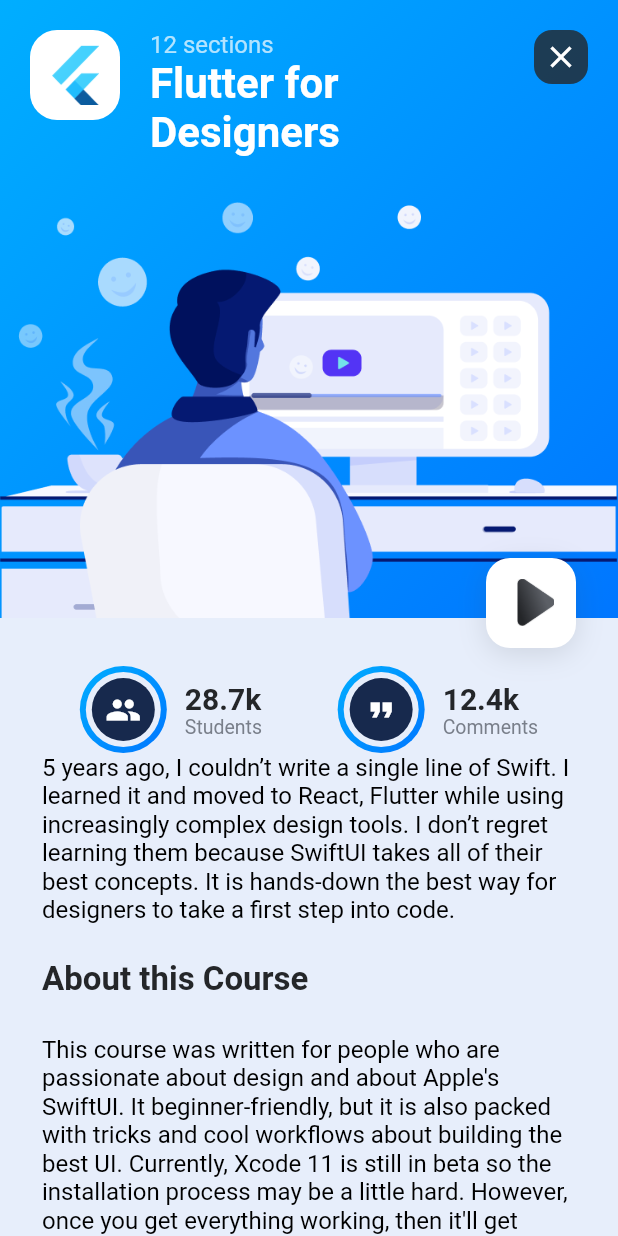
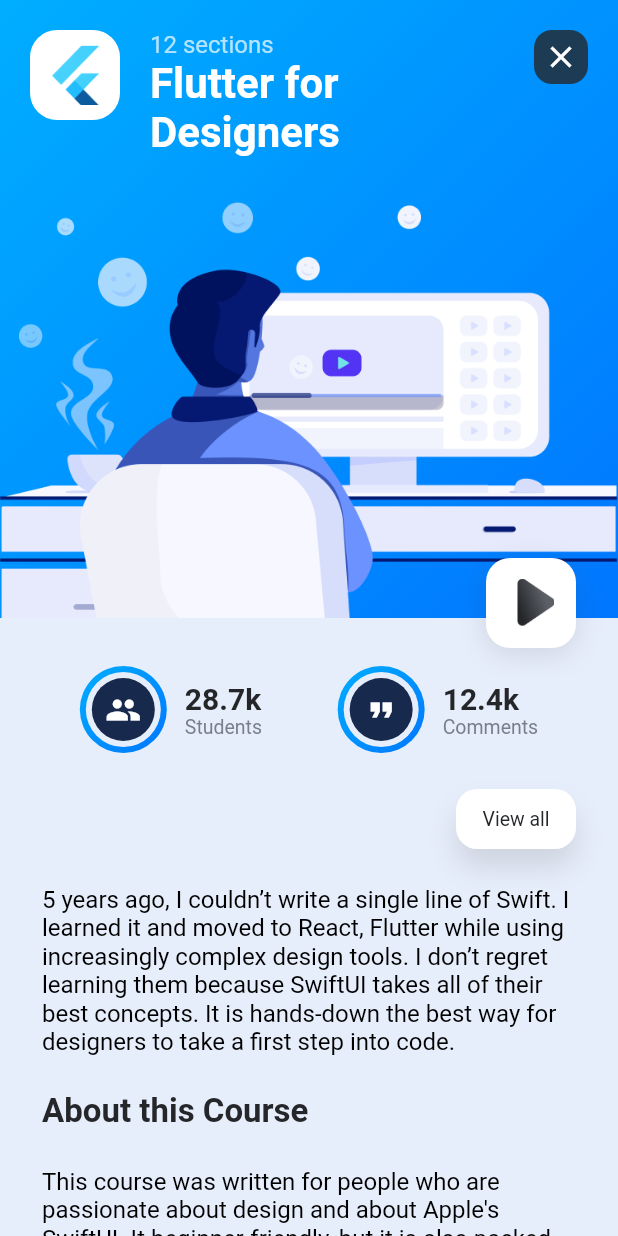
Before and after one commit to Dilyorbek/designcode, a Flutter app: the screen it shows after launch, after a tap on "12 sections", on a phone screen of 412 x 824 dp. Run offline on Flutter 3.47's test engine with Material 2 defaults, Android fonts, the light colour scheme and no system bars; drawn by our look-alikes of sliding_up_panel.

Commit message:
bottom up panel manually controlled

```diff
--- a/lib/components/cards/recent_course_card.dart
+++ b/lib/components/cards/recent_course_card.dart
@@ -90,7 +90,7 @@
               borderRadius: BorderRadius.circular(18.0),
               boxShadow: [BoxShadow(color: kShadowColor, offset: Offset(0, 4), blurRadius: 16.0)],
             ),
-            padding: EdgeInsets.all(12.0),
+            padding: const EdgeInsets.all(12.0),
           ),
         ),
       ],
--- a/lib/screens/course_screen.dart
+++ b/lib/screens/course_screen.dart
@@ -3,6 +3,7 @@
 import 'package:designcode/model/course.dart';
 import 'package:flutter/cupertino.dart';
 import 'package:flutter/material.dart';
+import 'package:sliding_up_panel/sliding_up_panel.dart';
 
 import '../constants.dart';
 
@@ -16,12 +17,55 @@
 }
 
 class _CourseScreenState extends State<CourseScreen> {
+  Widget indicatoors() {
+    List<Widget> indicators = [];
+    for (var i = 0; i < 0; i++) {
+      indicators.add(Container(
+        width: 7.0,
+        height: 7.0,
+        margin: EdgeInsets.symmetric(horizontal: 6.0),
+        decoration: BoxDecoration(
+          shape: BoxShape.circle,
+          color: i == 0 ? Color(0xFF0971FE) : Color(0xFFA6AEBD),
+        ),
+      ));
+    }
+
+    return Row(
+      mainAxisAlignment: MainAxisAlignment.center,
+      children: indicators,
+    );
+  }
+
+  PanelController panelController;
+
+  @override
+  void initState() {
+    super.initState();
+    panelController = PanelController();
+  }
+
   @override
   Widget build(BuildContext context) {
     return Scaffold(
       body: Container(
         color: kBackgroundColor,
-        child: SingleChildScrollView(
+        child: SlidingUpPanel(
+          controller: panelController,
+          backdropEnabled: true,
+          borderRadius: BorderRadius.only(topLeft: Radius.circular(34.0)),
+          color: kCardPopupBackgroundColor,
+          boxShadow: [
+            BoxShadow(
+              color: kShadowColor,
+              offset: Offset(0, -12),
+              blurRadius: 32.0,
+            ),
+          ],
+          minHeight: 0.0,
+          maxHeight: MediaQuery.of(context).size.height * 0.95,
+          panel: Container(),
+          body: SingleChildScrollView(
             child: Column(
               children: [
                 Stack(
@@ -246,6 +290,40 @@
                   ),
                 ),
                 Padding(
+                  padding: EdgeInsets.symmetric(horizontal: 28.0, vertical: 24.0),
+                  child: Row(
+                    mainAxisAlignment: MainAxisAlignment.spaceBetween,
+                    children: [
+                      indicatoors(),
+                      GestureDetector(
+                        onTap: () {
+                          panelController.open();
+                        },
+                        child: Container(
+                          alignment: Alignment.center,
+                          decoration: BoxDecoration(
+                            color: Colors.white,
+                            boxShadow: [
+                              BoxShadow(
+                                color: kShadowColor,
+                                offset: Offset(0, 12),
+                                blurRadius: 16.0,
+                              ),
+                            ],
+                            borderRadius: BorderRadius.circular(14.0),
+                          ),
+                          width: 80.0,
+                          height: 40.0,
+                          child: Text(
+                            "View all",
+                            style: kSearchTextStyle,
+                          ),
+                        ),
+                      )
+                    ],
+                  ),
+                ),
+                Padding(
                   padding: EdgeInsets.symmetric(horizontal: 28.0),
                   child: Column(
                     crossAxisAlignment: CrossAxisAlignment.start,
@@ -272,6 +350,7 @@
             ),
           ),
         ),
+      ),
     );
   }
 }
```
Lines whose indentation alone changed are shown as unchanged.
